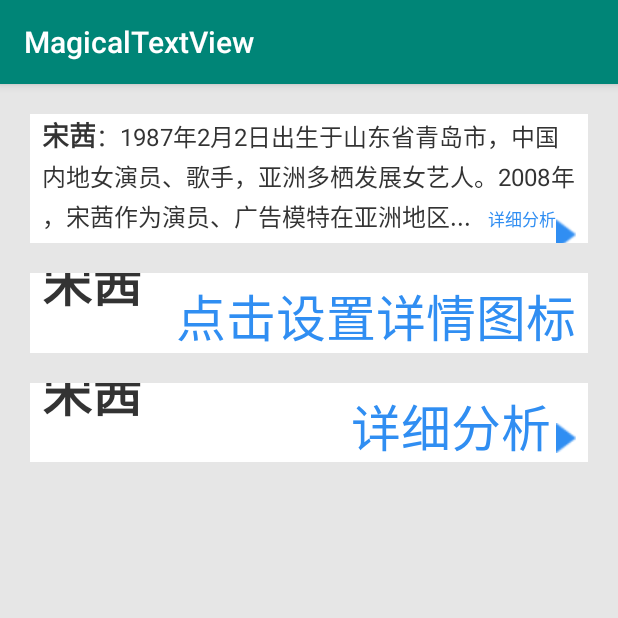
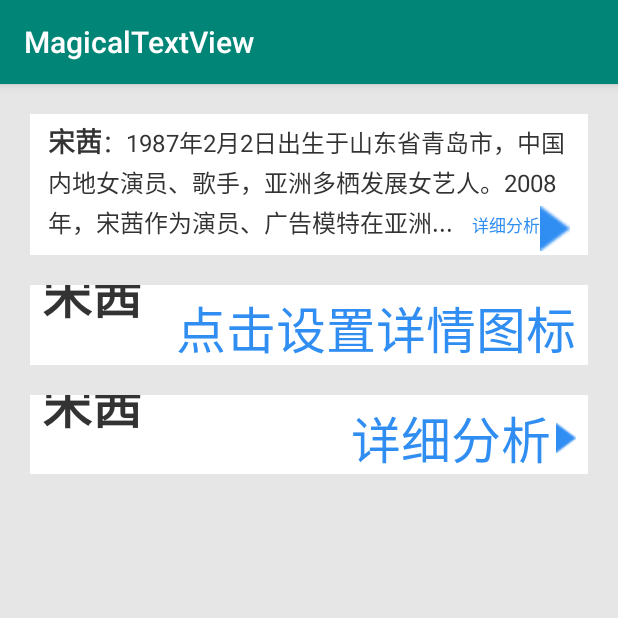
Before and after one commit to yangsanning/MagicalTextView, an Android app: the screen it shows after launch (MainActivity), on a phone screen of 412 x 824 dp, the top half of it. Run offline under Robolectric (Android 15) with nearby library versions, the phone set to English and light mode, and no system bars.

Commit message:
[ *] 修复绘制图片没有减掉paddingBottom的bug

```diff
--- a/app/src/main/res/layout/activity_main.xml
+++ b/app/src/main/res/layout/activity_main.xml
@@ -14,10 +14,9 @@
         android:layout_width="match_parent"
         android:layout_height="wrap_content"
         android:background="@android:color/white"
-        app:mtv_padding_bottom="8dp"
-        app:mtv_padding_left="8dp"
-        app:mtv_padding_right="8dp"
-        app:mtv_padding_top="8dp"
+        app:mtv_details_image_height="30dp"
+        app:mtv_details_image_width="20dp"
+        app:mtv_padding_bottom="12dp"
         app:mtv_details_text="详细分析"
         app:mtv_force_max_height="true"
         app:mtv_default_text="@string/text1"
@@ -25,8 +24,11 @@
         app:mtv_max_line="3"
         app:mtv_row_width="10dp"
         app:mtv_bold_text_size="18sp"
+        app:mtv_padding_left="12dp"
         app:mtv_default_text_size="16sp"
         app:mtv_details_image="@drawable/ic_arrow_blue"
+        app:mtv_padding_right="12dp"
+        app:mtv_padding_top="12dp"
         app:mtv_details_text_size="11sp" />
 
     <ysn.com.magicaltextview.MagicalTextView
@@ -53,11 +55,11 @@
         android:layout_marginTop="20dp"
         android:background="@android:color/white"
         app:mtv_default_text="@string/text3"
-        app:mtv_details_image="@drawable/ic_arrow_blue"
         app:mtv_details_text="详细分析"
         app:mtv_force_max_height="true"
         app:mtv_max_line="2"
         app:mtv_details_image_margin_left="3dp"
+        app:mtv_details_image="@drawable/ic_arrow_blue"
         app:mtv_padding_bottom="8dp"
         app:mtv_padding_left="8dp"
         app:mtv_padding_right="8dp"
--- a/build.gradle
+++ b/build.gradle
@@ -28,8 +28,8 @@ allprojects {
         //未经测试，不要随意升级支持库的版本
         SUPPORT_LIBRARY_VERSION = '27.1.1'
 
-        VERSION_CODE = 10006
-        VERSION_NAME = "1.0.6"
+        VERSION_CODE = 10007
+        VERSION_NAME = "1.0.7"
     }
 }
 
--- a/magicaltextview/src/main/java/ysn/com/magicaltextview/MagicalTextView.java
+++ b/magicaltextview/src/main/java/ysn/com/magicaltextview/MagicalTextView.java
@@ -349,9 +349,9 @@ public class MagicalTextView extends View {
             int textHeight = rect.height();
             float bitmapTop;
             if (imageHeight > textHeight) {
-                bitmapTop = viewHeight - (imageHeight - (imageHeight - textHeight) / 2f);
+                bitmapTop = viewHeight - paddingBottom - (imageHeight - (imageHeight - textHeight) / 2f);
             } else {
-                bitmapTop = viewHeight - (imageHeight + (textHeight - imageHeight) / 2f);
+                bitmapTop = viewHeight - paddingBottom- (imageHeight + (textHeight - imageHeight) / 2f);
             }
             canvas.drawBitmap(detailsImage, bitmapLeft, bitmapTop, detailsTextPaint);
         }
```
Also changed, not shown: 1 other file.
